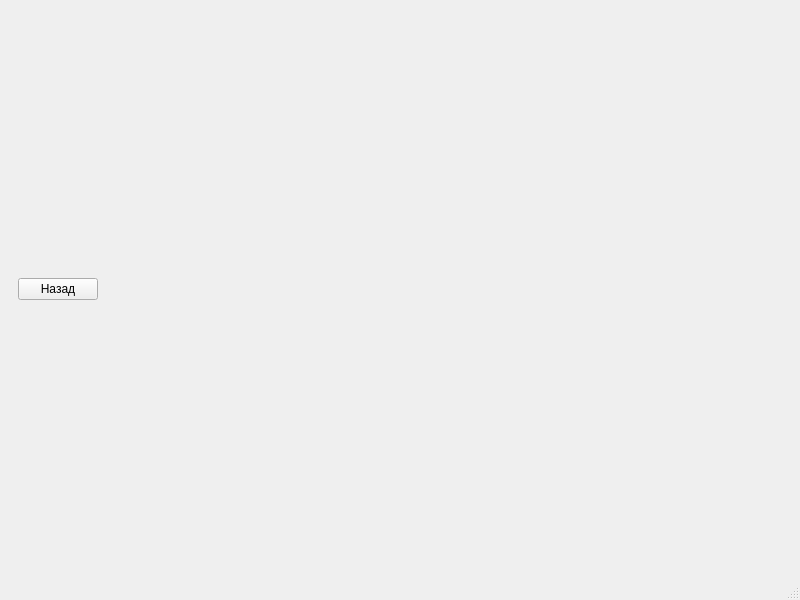
This is mainwindow.ui in Ognys/qt-project as Qt 5 draws it before an edit. The edited form follows.
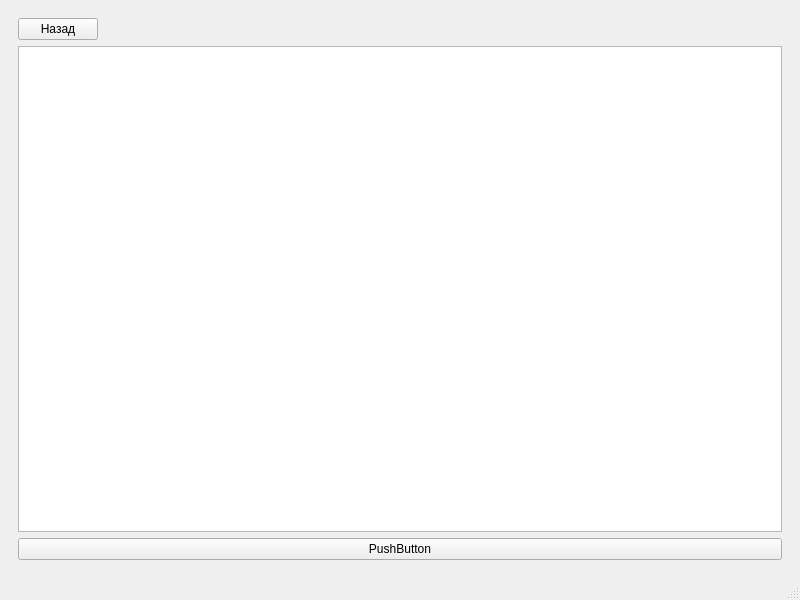
This is the edited form. The open tabs and pages were chosen to show the change.

```diff
--- a/mainwindow.ui
+++ b/mainwindow.ui
@@ -58,6 +58,16 @@
           </item>
          </layout>
         </item>
+        <item>
+         <widget class="QPlainTextEdit" name="plainTextEdit"/>
+        </item>
+        <item>
+         <widget class="QPushButton" name="pushButton_3">
+          <property name="text">
+           <string>PushButton</string>
+          </property>
+         </widget>
+        </item>
        </layout>
       </widget>
      </widget>
```
